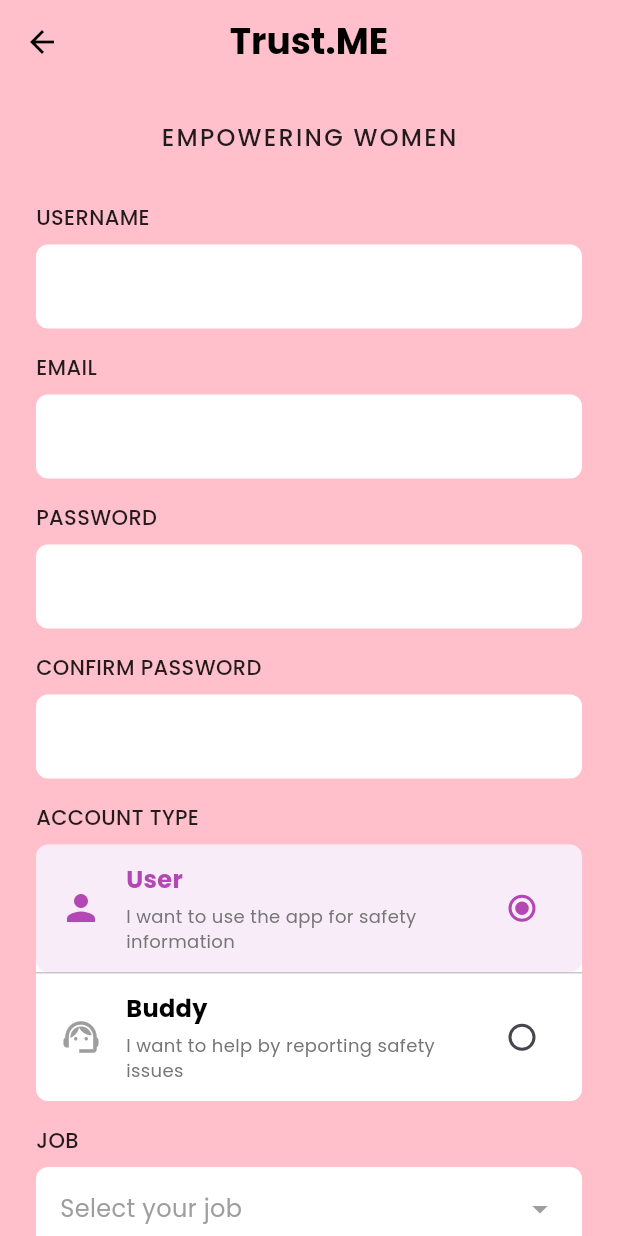
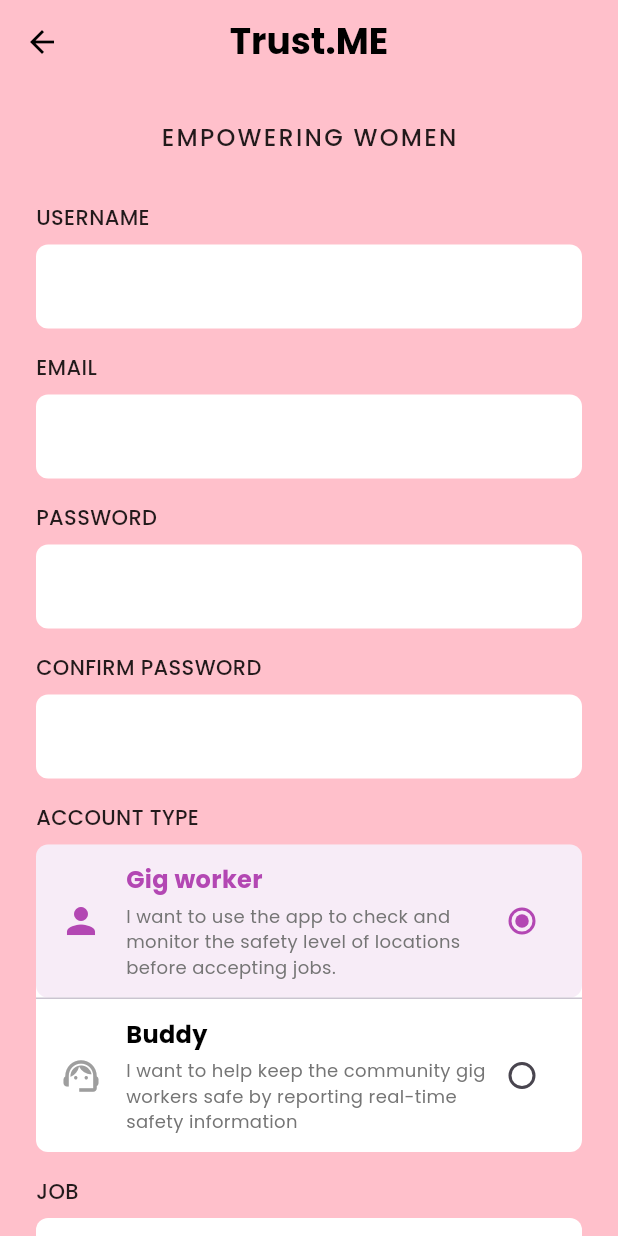
Before and after one commit to HazimDeveloper/WomanGigWorker, a Flutter app: the SignupScreen screen opened by its route, on a phone screen of 412 x 824 dp. Run offline on Flutter 3.47's test engine with Material 3 defaults, Android fonts, the phone set to English and light mode, and no system bars; our stand-ins replace cached_network_image, cloud_firestore, firebase_auth, firebase_core, firebase_storage, flutter_image_compress and 4 more; accounts and stored records are empty.

Commit message:
change word in signup

```diff
--- a/lib/screens/common/signup_screen.dart
+++ b/lib/screens/common/signup_screen.dart
@@ -355,8 +355,8 @@ class _SignupScreenState extends State<SignupScreen> {
                         children: [
                           // Role selection tiles with improved visual appearance
                           _buildRoleSelectionTile(
-                            title: 'User',
-                            subtitle: 'I want to use the app for safety information',
+                            title: 'Gig worker',
+                            subtitle: 'I want to use the app to check and monitor the safety level of locations before accepting jobs.',
                             icon: Icons.person,
                             value: AppConstants.roleCustomer,
                             color: AppColors.secondary,
@@ -364,7 +364,7 @@ class _SignupScreenState extends State<SignupScreen> {
                           const Divider(height: 1),
                           _buildRoleSelectionTile(
                             title: 'Buddy',
-                            subtitle: 'I want to help by reporting safety issues',
+                            subtitle: 'I want to help keep the community gig workers safe by reporting real-time safety information',
                             icon: Icons.support_agent,
                             value: AppConstants.roleBuddy,
                             color: Colors.purple,
```
